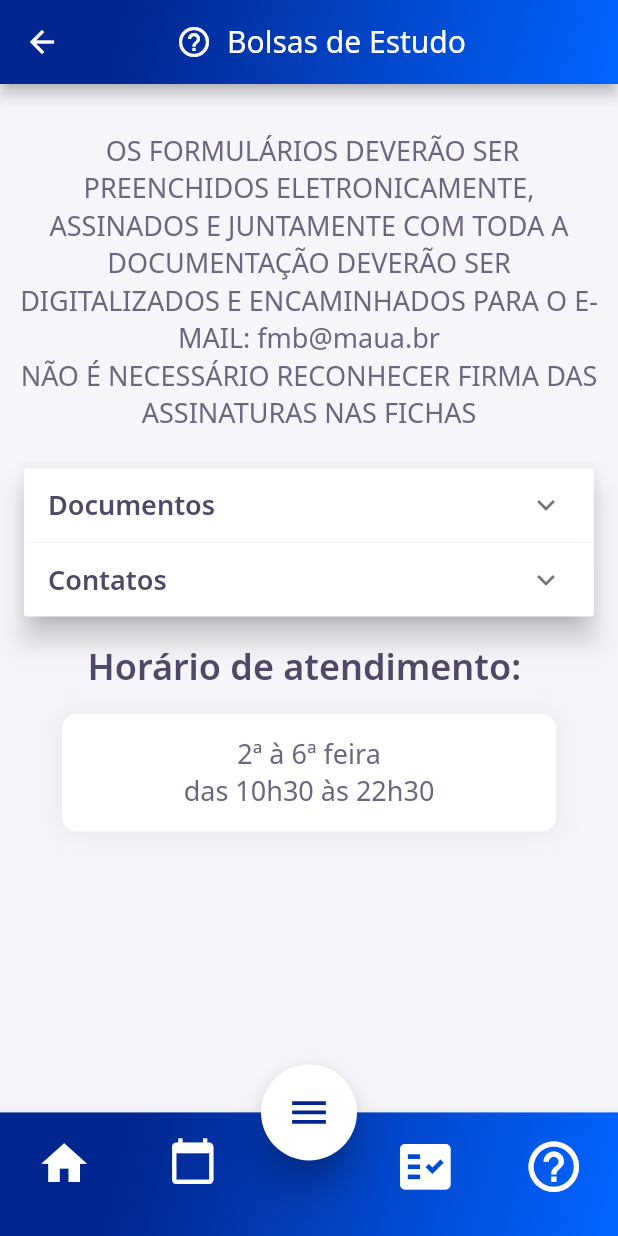
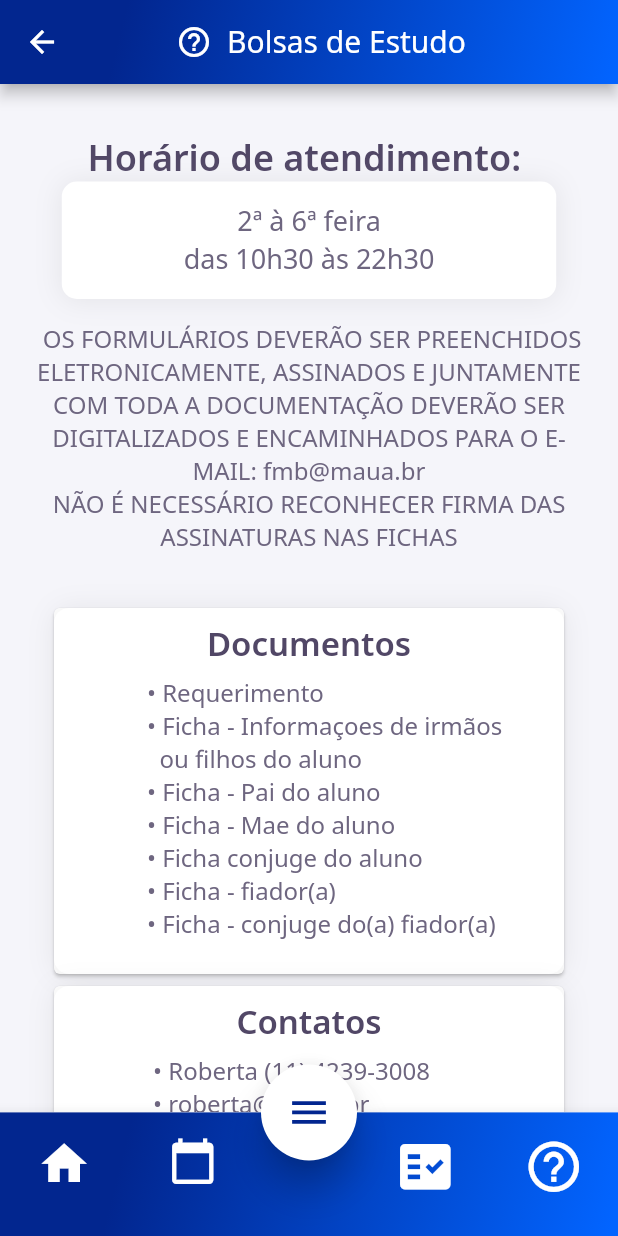
Before and after one commit to Maua-Dev/System_Maua_Front, a Flutter app: the HelpBolsasPage screen opened by its route, on a phone screen of 412 x 824 dp. Run offline on Flutter 3.47's test engine with Material 2 defaults, Android fonts, the phone set to English and light mode, and no system bars; our stand-ins replace flutter_calendar_carousel, flutter_mobx, flutter_modular, fluttericon, google_fonts, hive and 2 more; accounts and stored records are empty; generated files the repository leaves out were written again.

Commit message:
[FM-25] - Mudanças da page

```diff
--- a/lib/app/modules/help/pages/help-bolsas/enumerate/requerimento_enum.dart
+++ /dev/null
@@ -1,30 +0,0 @@
-enum RequerimentoEnum {
-  REQUERIMENTO,
-  IRMAO,
-  PAI,
-  MAE,
-  CONJUGE,
-  FIADOR,
-  CONJUGEF
-}
-
-extension RequerimentoEnumExtension on RequerimentoEnum {
-  String get descricao {
-    switch (this) {
-      case RequerimentoEnum.REQUERIMENTO:
-        return ' • Requerimento';
-      case RequerimentoEnum.IRMAO:
-        return ' • Ficha - Informaçoes de irmaos ou filhos do aluno';
-      case RequerimentoEnum.PAI:
-        return ' • Ficha - Pai do aluno ';
-      case RequerimentoEnum.MAE:
-        return ' • Ficha - Mae do aluno';
-      case RequerimentoEnum.CONJUGE:
-        return ' • Ficha conjuge do aluno';
-      case RequerimentoEnum.FIADOR:
-        return ' • Ficha - fiador(a)';
-      case RequerimentoEnum.CONJUGEF:
-        return ' • Ficha - conjuge do(a) fiador(a)';
-    }
-  }
-}
--- a/lib/app/modules/help/pages/help-bolsas/help_bolsas_page.dart
+++ b/lib/app/modules/help/pages/help-bolsas/help_bolsas_page.dart
@@ -1,13 +1,10 @@
-import 'package:flutter/cupertino.dart';
 import 'package:flutter/material.dart';
-import 'package:flutter/widgets.dart';
-import 'package:flutter_mobx/flutter_mobx.dart';
 import 'package:flutter_modular/flutter_modular.dart';
+import 'package:system_maua_front/app/modules/help/pages/help-bolsas/widgets/help_bolsas_card_widget.dart';
 import 'package:system_maua_front/app/shared/components/app_bar/app_bar_widget.dart';
 import 'package:system_maua_front/app/shared/themes/app_colors.dart';
 import 'package:system_maua_front/app/shared/themes/app_text_styles.dart';
 
-import 'enumerate/requerimento_enum.dart';
 import 'help_bolsas_controller.dart';
 
 class HelpBolsasPage extends StatefulWidget {
@@ -28,102 +25,10 @@ class _HelpBolsasPageState
           child: Column(
               mainAxisAlignment: MainAxisAlignment.spaceBetween,
               children: [
-                Padding(
-                  padding: const EdgeInsets.symmetric(horizontal: 8.0),
-                  child: Column(
-                    children: [
-                      Text(
-                        ' OS FORMULÁRIOS DEVERÃO SER PREENCHIDOS ELETRONICAMENTE, ASSINADOS E JUNTAMENTE COM TODA A DOCUMENTAÇÃO DEVERÃO SER DIGITALIZADOS E ENCAMINHADOS PARA O E-MAIL: fmb@maua.br',
-                        textAlign: TextAlign.center,
-                      ),
-                      Text(
-                        'NÃO É NECESSÁRIO RECONHECER FIRMA DAS ASSINATURAS NAS FICHAS',
-                        textAlign: TextAlign.center,
-                      )
-                    ],
-                  ),
-                ),
-                SizedBox(
-                  height: 8,
-                ),
-                Padding(
-                  padding: const EdgeInsets.all(16.0),
-                  child: Observer(
-                    builder: (context) => ExpansionPanelList(
-                        animationDuration: Duration(seconds: 1),
-                        elevation: 8,
-                        dividerColor: Colors.transparent,
-                        expandedHeaderPadding:
-                            EdgeInsets.symmetric(vertical: 10),
-                        children: [
-                          ExpansionPanel(
-                            canTapOnHeader: true,
-                            headerBuilder: (context, isOpen) => Padding(
-                              padding: const EdgeInsets.symmetric(
-                                  horizontal: 16, vertical: 12),
-                              child: Text(
-                                'Documentos',
-                                textAlign: TextAlign.start,
-                                style: AppTextStyles.bodyBold,
-                              ),
-                            ),
-                            body: Container(
-                              height: 210,
-                              child: ListView.builder(
-                                itemBuilder: (context, index) => Text(
-                                  RequerimentoEnum.values[index].descricao,
-                                  textAlign: TextAlign.center,
-                                ),
-                                itemCount: RequerimentoEnum.values.length,
-                              ),
-                            ),
-                            isExpanded: controller.isOpen[0],
-                          ),
-                          ExpansionPanel(
-                            canTapOnHeader: true,
-                            headerBuilder: (context, isOpen) => Padding(
-                              padding: const EdgeInsets.symmetric(
-                                  horizontal: 16, vertical: 12),
-                              child: Text(
-                                'Contatos',
-                                textAlign: TextAlign.start,
-                                style: AppTextStyles.bodyBold,
-                              ),
-                            ),
-                            body: Column(
-                              children: [
-                                Text('Roberta (11) 4239-3008',
-                                    textAlign: TextAlign.center),
-                                Text('roberta@maua.br',
-                                    textAlign: TextAlign.center),
-                                Text('Cristiane (11) 4239-3010 ',
-                                    textAlign: TextAlign.center),
-                                Text('cristiane.datovo@maua.br',
-                                    textAlign: TextAlign.center),
-                                Text('Fundo Mauá de Bolsas ',
-                                    textAlign: TextAlign.center),
-                                Text('fmb@maua.br',
-                                    textAlign: TextAlign.center),
-                                SizedBox(
-                                  height: 8,
-                                ),
-                              ],
-                            ),
-                            isExpanded: controller.isOpen[1],
-                          )
-                        ],
-                        expansionCallback: (i, isOpen) {
-                          controller.trocaOpen(i);
-                        }),
-                  ),
-                ),
                 Text(
                   'Horário de atendimento: ',
                   style: AppTextStyles.bodyBold.copyWith(fontSize: 24),
                   textAlign: TextAlign.left,
-                ),
-                SizedBox(
-                  height: 16,
                 ),
                 Container(
                 height: MediaQuery.of(context).size.height * 0.095,
@@ -141,6 +46,58 @@ class _HelpBolsasPageState
                   ],
                 ),
                 ),
+                Padding(
+                  padding: const EdgeInsets.all(16.0),
+                  child: Column(
+                      children: [
+                        Text(
+                          ' OS FORMULÁRIOS DEVERÃO SER PREENCHIDOS ELETRONICAMENTE, ASSINADOS E JUNTAMENTE COM TODA A DOCUMENTAÇÃO DEVERÃO SER DIGITALIZADOS E ENCAMINHADOS PARA O E-MAIL: fmb@maua.br',
+                          textAlign: TextAlign.center,
+                          style: TextStyle(
+                            fontSize: 16
+                          ),
+                        ),
+                        Text(
+                          'NÃO É NECESSÁRIO RECONHECER FIRMA DAS ASSINATURAS NAS FICHAS',
+                          textAlign: TextAlign.center,
+                          style: TextStyle(
+                            fontSize: 16
+                          ),
+                        ),
+                      ],
+                    ),
+                ),
+                Padding(
+                  padding: const EdgeInsets.all(16.0),
+                  child: Column(
+                    children: [
+                      BolsasWidget(
+                          titulo: 'Documentos',
+                          info: '''
+      • Requerimento
+      • Ficha - Informaçoes de irmãos
+        ou filhos do aluno
+      • Ficha - Pai do aluno
+      • Ficha - Mae do aluno
+      • Ficha conjuge do aluno
+      • Ficha - fiador(a)
+      • Ficha - conjuge do(a) fiador(a)
+      ''',
+                      ),
+                      BolsasWidget(
+                        titulo: 'Contatos',
+                        info: '''
+• Roberta (11) 4239-3008
+• roberta@maua.br
+• Cristiane (11) 4239-3010
+• cristiane.datovo@maua.br
+• Fundo Mauá de Bolsas
+• fmb@maua.br
+  ''',
+                      ),
+                    ],
+                  ),
+                ),
               ]),
         ),
       ),
--- /dev/null
+++ b/lib/app/modules/help/pages/help-bolsas/widgets/help_bolsas_card_widget.dart
@@ -0,0 +1,46 @@
+import 'package:flutter/cupertino.dart';
+import 'package:flutter/material.dart';
+import 'package:system_maua_front/app/shared/themes/app_colors.dart';
+import 'package:system_maua_front/app/shared/themes/app_text_styles.dart';
+
+class BolsasWidget extends StatelessWidget{
+
+  final String? titulo;
+  final String? info;
+
+  const BolsasWidget(
+    {required this.titulo,
+    required this.info,
+    }
+  );
+
+  @override
+  Widget build(BuildContext context) {
+    return Card(
+      child: Container(
+        decoration: BoxDecoration(
+          boxShadow: [AppColors.shadow],
+          color: Colors.white,
+          borderRadius: BorderRadius.circular(10),
+        ),
+        width: 340,
+        child: Column(
+          children: [
+            Padding(
+              padding: const EdgeInsets.only(bottom: 8,top: 8),
+              child: Text('$titulo',
+              style: AppTextStyles.bodyBold.copyWith(
+                fontSize: 22,),
+              ),
+            ),
+            Text('$info',
+              style: TextStyle(
+              fontSize: 16,
+              ),
+            ),
+          ],
+        ),
+      ),
+    );
+  }
+}
```
Lines whose indentation alone changed are shown as unchanged.
